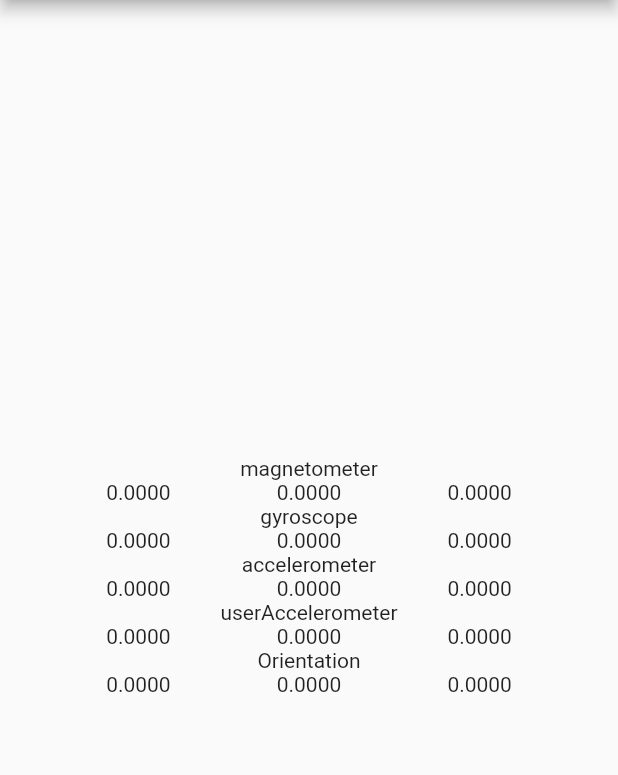
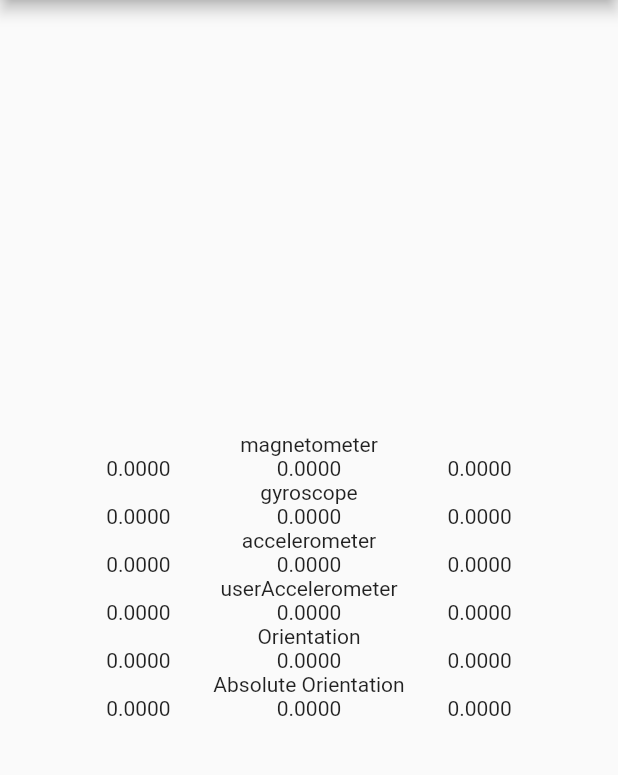
Before and after one commit to zesage/motion_sensors, a Flutter app: the screen it shows after launch, on a phone screen of 412 x 824 dp, the part 84-859 px from its top. Run offline on Flutter 3.47's test engine with Material 2 defaults, Android fonts, the phone set to English and light mode, and no system bars.

Commit message:
add absoluteOrientation

```diff
--- a/example/lib/main.dart
+++ b/example/lib/main.dart
@@ -17,6 +17,7 @@ class _MyAppState extends State<MyApp> {
   Vector3 _magnetometer = Vector3.zero();
   Vector3 _userAaccelerometer = Vector3.zero();
   Vector3 _orientation = Vector3.zero();
+  Vector3 _absoluteOrientation = Vector3.zero();
 
   @override
   void initState() {
@@ -44,6 +45,11 @@ class _MyAppState extends State<MyApp> {
     motionSensors.orientation.listen((OrientationEvent event) {
       setState(() {
         _orientation.setValues(event.yaw, event.pitch, event.roll);
+      });
+    });
+    motionSensors.absoluteOrientation.listen((AbsoluteOrientationEvent event) {
+      setState(() {
+        _absoluteOrientation.setValues(event.yaw, event.pitch, event.roll);
       });
     });
   }
@@ -103,6 +109,15 @@ class _MyAppState extends State<MyApp> {
                 Text('${degrees(_orientation.z).toStringAsFixed(4)}'),
               ],
             ),
+            Text('Absolute Orientation'),
+            Row(
+              mainAxisAlignment: MainAxisAlignment.spaceEvenly,
+              children: <Widget>[
+                Text('${degrees(_absoluteOrientation.x).toStringAsFixed(4)}'),
+                Text('${degrees(_absoluteOrientation.y).toStringAsFixed(4)}'),
+                Text('${degrees(_absoluteOrientation.z).toStringAsFixed(4)}'),
+              ],
+            ),
           ],
         ),
       ),
--- a/lib/motion_sensors.dart
+++ b/lib/motion_sensors.dart
@@ -5,15 +5,17 @@ import 'package:vector_math/vector_math_64.dart';
 
 final MotionSensors motionSensors = MotionSensors();
 
-const EventChannel _accelerometerEventChannel = EventChannel('final.dev/plugins/motion_sensors/accelerometer');
+const EventChannel _accelerometerEventChannel = EventChannel('motion_sensors/accelerometer');
 
-const EventChannel _userAccelerometerEventChannel = EventChannel('final.dev/plugins/motion_sensors/gyroscope');
+const EventChannel _userAccelerometerEventChannel = EventChannel('motion_sensors/gyroscope');
 
-const EventChannel _gyroscopeEventChannel = EventChannel('final.dev/plugins/motion_sensors/user_accel');
+const EventChannel _gyroscopeEventChannel = EventChannel('motion_sensors/user_accel');
 
-const EventChannel _magnetometerEventChannel = EventChannel('final.dev/plugins/motion_sensors/magnetometer');
+const EventChannel _magnetometerEventChannel = EventChannel('motion_sensors/magnetometer');
 
-const EventChannel _orientationChannel = EventChannel('final.dev/plugins/motion_sensors/orientation');
+const EventChannel _orientationChannel = EventChannel('motion_sensors/orientation');
+
+const EventChannel _absoluteOrientationChannel = EventChannel('motion_sensors/absolute_orientation');
 
 // from https://github.com/flutter/plugins/tree/master/packages/sensors
 /// Discrete reading from an accelerometer. Accelerometers measure the velocity
@@ -156,12 +158,32 @@ class OrientationEvent {
   String toString() => '[Orientation (yaw: $yaw, pitch: $pitch, roll: $roll)]';
 }
 
+class AbsoluteOrientationEvent {
+  AbsoluteOrientationEvent(this.yaw, this.pitch, this.roll);
+  AbsoluteOrientationEvent.fromList(List<double> list)
+      : yaw = list[0],
+        pitch = list[1],
+        roll = list[2];
+
+  /// The yaw of the device in radians.
+  final double yaw;
+
+  /// The pitch of the device in radians.
+  final double pitch;
+
+  /// The roll of the device in radians.
+  final double roll;
+  @override
+  String toString() => '[Orientation (yaw: $yaw, pitch: $pitch, roll: $roll)]';
+}
+
 class MotionSensors {
   Stream<AccelerometerEvent> _accelerometerEvents;
   Stream<GyroscopeEvent> _gyroscopeEvents;
   Stream<UserAccelerometerEvent> _userAccelerometerEvents;
   Stream<MagnetometerEvent> _magnetometerEvents;
   Stream<OrientationEvent> _orientationEvents;
+  Stream<AbsoluteOrientationEvent> _absoluteOrientationEvents;
 
   /// A broadcast stream of events from the device accelerometer.
   Stream<AccelerometerEvent> get accelerometer {
@@ -195,11 +217,20 @@ class MotionSensors {
     return _magnetometerEvents;
   }
 
+  /// The current orientation of the device.
   Stream<OrientationEvent> get orientation {
     if (_orientationEvents == null) {
       _orientationEvents = _orientationChannel.receiveBroadcastStream().map((dynamic event) => OrientationEvent.fromList(event.cast<double>()));
     }
     return _orientationEvents;
+  }
+
+  /// The current absolute orientation of the device.
+  Stream<AbsoluteOrientationEvent> get absoluteOrientation {
+    if (_absoluteOrientationEvents == null) {
+      _absoluteOrientationEvents = _absoluteOrientationChannel.receiveBroadcastStream().map((dynamic event) => AbsoluteOrientationEvent.fromList(event.cast<double>()));
+    }
+    return _absoluteOrientationEvents;
   }
 
   Matrix4 getRotationMatrix(Vector3 gravity, Vector3 geomagnetic) {
```
Also changed, not shown: 2 other files.
